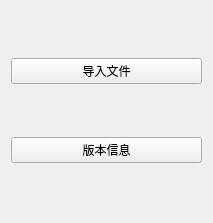
The window that ui/main.ui (yifeianyi/BsimpleHires) describes before a commit, drawn with Qt 5.
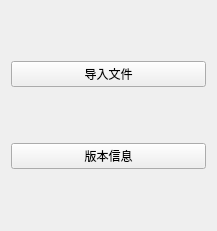
The same window after the commit.

Commit message: 修改mainWindow中的按键名称

```diff
--- a/ui/main.ui
+++ b/ui/main.ui
@@ -6,8 +6,8 @@
    <rect>
     <x>0</x>
     <y>0</y>
-    <width>213</width>
-    <height>223</height>
+    <width>217</width>
+    <height>231</height>
    </rect>
   </property>
   <property name="windowTitle">
```
Left out of the diff: 4 changed lines with no effect on the pictures. The commit also changes 1 other file.
